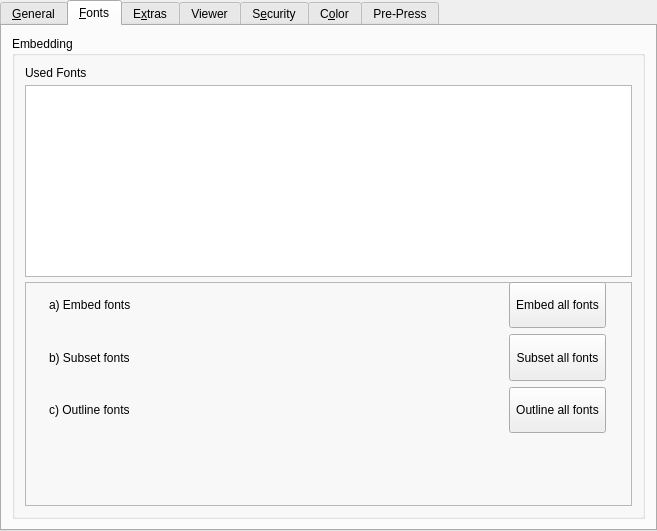
The window that scribus/ui/tabpdfoptions.ui (andreas-vox/ScribusCTL) describes before a commit, drawn with Qt 5.
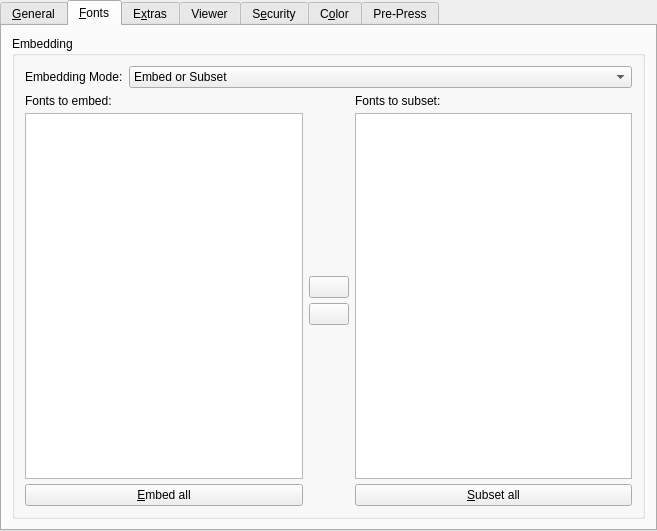
The same window after the commit. The open tabs and pages were chosen to show the change. Custom widgets are drawn as their Qt base class.

```diff
--- a/scribus/ui/tabpdfoptions.ui
+++ b/scribus/ui/tabpdfoptions.ui
@@ -436,181 +436,147 @@
       <property name="title">
        <string>Embedding</string>
       </property>
-      <layout class="QHBoxLayout" name="groupFontLayout">
-       <property name="spacing">
-        <number>5</number>
+      <layout class="QVBoxLayout" name="groupFontLayout">
+       <property name="leftMargin">
+        <number>10</number>
        </property>
        <property name="margin">
         <number>10</number>
        </property>
        <item>
-           <layout class="QVBoxLayout" name="verticalLayout_11">
-               <item>
-                   <widget class="QLabel" name="availableListLabel">
-                       <property name="text">
-                           <string>Used Fonts</string>
-                       </property>
-                   </widget>
-               </item>
-               <item>
-                   <widget class="QTableView" name="FontTable">
-                       <property name="sizePolicy">
-                           <sizepolicy hsizetype="Expanding" vsizetype="Expanding">
-                               <horstretch>0</horstretch>
-                               <verstretch>0</verstretch>
-                           </sizepolicy>
-                       </property>
-                   </widget>
-               </item>
-               <item>
-                   <widget class="QFrame" name="frame">
-                       <property name="sizePolicy">
-                           <sizepolicy hsizetype="Preferred" vsizetype="Preferred">
-                               <horstretch>0</horstretch>
-                               <verstretch>1</verstretch>
-                           </sizepolicy>
-                       </property>
-                       <property name="frameShape">
-                           <enum>QFrame::StyledPanel</enum>
-                       </property>
-                       <property name="frameShadow">
-                           <enum>QFrame::Raised</enum>
-                       </property>
-                       <widget class="QWidget" name="gridLayoutWidget">
-                           <property name="geometry">
-                               <rect>
-                                   <x>0</x>
-                                   <y>0</y>
-                                   <width>581</width>
-                                   <height>151</height>
-                               </rect>
-                           </property>
-                           <layout class="QGridLayout" name="gridLayout_2" columnstretch="1,0">
-                               <property name="sizeConstraint">
-                                   <enum>QLayout::SetDefaultConstraint</enum>
-                               </property>
-                               <property name="topMargin">
-                                   <number>0</number>
-                               </property>
-                               <property name="horizontalSpacing">
-                                   <number>0</number>
-                               </property>
-                               <property name="verticalSpacing">
-                                   <number>-1</number>
-                               </property>
-                               <item row="0" column="0">
-                                   <widget class="QLabel" name="label_45">
-                                       <property name="sizePolicy">
-                                           <sizepolicy hsizetype="Preferred" vsizetype="Minimum">
-                                               <horstretch>0</horstretch>
-                                               <verstretch>0</verstretch>
-                                           </sizepolicy>
-                                       </property>
-                                       <property name="locale">
-                                           <locale language="C" country="AnyCountry"/>
-                                       </property>
-                                       <property name="text">
-                                           <string>a) Embed fonts</string>
-                                       </property>
-                                       <property name="alignment">
-                                           <set>Qt::AlignLeading|Qt::AlignLeft|Qt::AlignVCenter</set>
-                                       </property>
-                                       <property name="indent">
-                                           <number>24</number>
-                                       </property>
-                                   </widget>
-                               </item>
-                               <item row="2" column="0">
-                                   <widget class="QLabel" name="label_46">
-                                       <property name="sizePolicy">
-                                           <sizepolicy hsizetype="Preferred" vsizetype="Minimum">
-                                               <horstretch>0</horstretch>
-                                               <verstretch>0</verstretch>
-                                           </sizepolicy>
-                                       </property>
-                                       <property name="locale">
-                                           <locale language="C" country="AnyCountry"/>
-                                       </property>
-                                       <property name="text">
-                                           <string>c) Outline fonts</string>
-                                       </property>
-                                       <property name="indent">
-                                           <number>24</number>
-                                       </property>
-                                   </widget>
-                               </item>
-                               <item row="1" column="1">
-                                   <widget class="QToolButton" name="SubsetAllFontsButton">
-                                       <property name="sizePolicy">
-                                           <sizepolicy hsizetype="Minimum" vsizetype="Minimum">
-                                               <horstretch>0</horstretch>
-                                               <verstretch>0</verstretch>
-                                           </sizepolicy>
-                                       </property>
-                                       <property name="locale">
-                                           <locale language="C" country="AnyCountry"/>
-                                       </property>
-                                       <property name="text">
-                                           <string>Subset all fonts</string>
-                                       </property>
-                                   </widget>
-                               </item>
-                               <item row="1" column="0">
-                                   <widget class="QLabel" name="label_44">
-                                       <property name="sizePolicy">
-                                           <sizepolicy hsizetype="Preferred" vsizetype="Minimum">
-                                               <horstretch>0</horstretch>
-                                               <verstretch>0</verstretch>
-                                           </sizepolicy>
-                                       </property>
-                                       <property name="locale">
-                                           <locale language="C" country="AnyCountry"/>
-                                       </property>
-                                       <property name="text">
-                                           <string>b) Subset fonts</string>
-                                       </property>
-                                       <property name="indent">
-                                           <number>24</number>
-                                       </property>
-                                   </widget>
-                               </item>
-                               <item row="2" column="1">
-                                   <widget class="QToolButton" name="OutlineAllFontsButton">
-                                       <property name="sizePolicy">
-                                           <sizepolicy hsizetype="Minimum" vsizetype="Minimum">
-                                               <horstretch>0</horstretch>
-                                               <verstretch>0</verstretch>
-                                           </sizepolicy>
-                                       </property>
-                                       <property name="text">
-                                           <string>Outline all fonts</string>
-                                       </property>
-                                   </widget>
-                               </item>
-                               <item row="0" column="1">
-                                   <widget class="QToolButton" name="EmbedAllFontsButton">
-                                       <property name="sizePolicy">
-                                           <sizepolicy hsizetype="Minimum" vsizetype="Minimum">
-                                               <horstretch>0</horstretch>
-                                               <verstretch>0</verstretch>
-                                           </sizepolicy>
-                                       </property>
-                                       <property name="locale">
-                                           <locale language="C" country="AnyCountry"/>
-                                       </property>
-                                       <property name="text">
-                                           <string>Embed all fonts</string>
-                                       </property>
-                                       <property name="autoExclusive">
-                                           <bool>false</bool>
-                                       </property>
-                                   </widget>
-                               </item>
-                           </layout>
-                       </widget>
-                   </widget>
-               </item>
-           </layout>
+        <layout class="QHBoxLayout" name="horizontalLayout_5">
+         <item>
+          <widget class="QLabel" name="label_6">
+           <property name="sizePolicy">
+            <sizepolicy hsizetype="Maximum" vsizetype="Preferred">
+             <horstretch>0</horstretch>
+             <verstretch>0</verstretch>
+            </sizepolicy>
+           </property>
+           <property name="text">
+            <string>Embedding Mode:</string>
+           </property>
+          </widget>
+         </item>
+         <item>
+          <widget class="QComboBox" name="fontEmbeddingCombo">
+           <item>
+            <property name="text">
+             <string>Embed or Subset</string>
+            </property>
+           </item>
+           <item>
+            <property name="text">
+             <string>Outline All Fonts</string>
+            </property>
+           </item>
+           <item>
+            <property name="text">
+             <string>Do Not Embed</string>
+            </property>
+           </item>
+          </widget>
+         </item>
+        </layout>
+       </item>
+       <item>
+        <layout class="QHBoxLayout" name="horizontalLayout_9">
+         <item>
+          <layout class="QVBoxLayout" name="verticalLayout_6">
+           <property name="spacing">
+            <number>5</number>
+           </property>
+           <item>
+            <widget class="QLabel" name="label_8">
+             <property name="text">
+              <string>Fonts to embed:</string>
+             </property>
+            </widget>
+           </item>
+           <item>
+            <widget class="QListWidget" name="EmbedList"/>
+           </item>
+           <item>
+            <widget class="QPushButton" name="EmbedFonts">
+             <property name="text">
+              <string>&amp;Embed all</string>
+             </property>
+            </widget>
+           </item>
+          </layout>
+         </item>
+         <item>
+          <layout class="QVBoxLayout" name="verticalLayout_8">
+           <property name="spacing">
+            <number>5</number>
+           </property>
+           <item>
+            <spacer name="verticalSpacer">
+             <property name="orientation">
+              <enum>Qt::Vertical</enum>
+             </property>
+             <property name="sizeHint" stdset="0">
+              <size>
+               <width>20</width>
+               <height>40</height>
+              </size>
+             </property>
+            </spacer>
+           </item>
+           <item>
+            <widget class="QPushButton" name="ToSubset">
+             <property name="text">
+              <string/>
+             </property>
+            </widget>
+           </item>
+           <item>
+            <widget class="QPushButton" name="FromSubset">
+             <property name="text">
+              <string/>
+             </property>
+            </widget>
+           </item>
+           <item>
+            <spacer name="verticalSpacer_2">
+             <property name="orientation">
+              <enum>Qt::Vertical</enum>
+             </property>
+             <property name="sizeHint" stdset="0">
+              <size>
+               <width>20</width>
+               <height>40</height>
+              </size>
+             </property>
+            </spacer>
+           </item>
+          </layout>
+         </item>
+         <item>
+          <layout class="QVBoxLayout" name="verticalLayout_5">
+           <property name="spacing">
+            <number>5</number>
+           </property>
+           <item>
+            <widget class="QLabel" name="label_9">
+             <property name="text">
+              <string>Fonts to subset:</string>
+             </property>
+            </widget>
+           </item>
+           <item>
+            <widget class="QListWidget" name="SubsetList"/>
+           </item>
+           <item>
+            <widget class="QPushButton" name="SubsetFonts">
+             <property name="text">
+              <string>&amp;Subset all</string>
+             </property>
+            </widget>
+           </item>
+          </layout>
+         </item>
+        </layout>
        </item>
       </layout>
      </widget>
```
Left out of the diff: 272 changed lines with no effect on the pictures.
